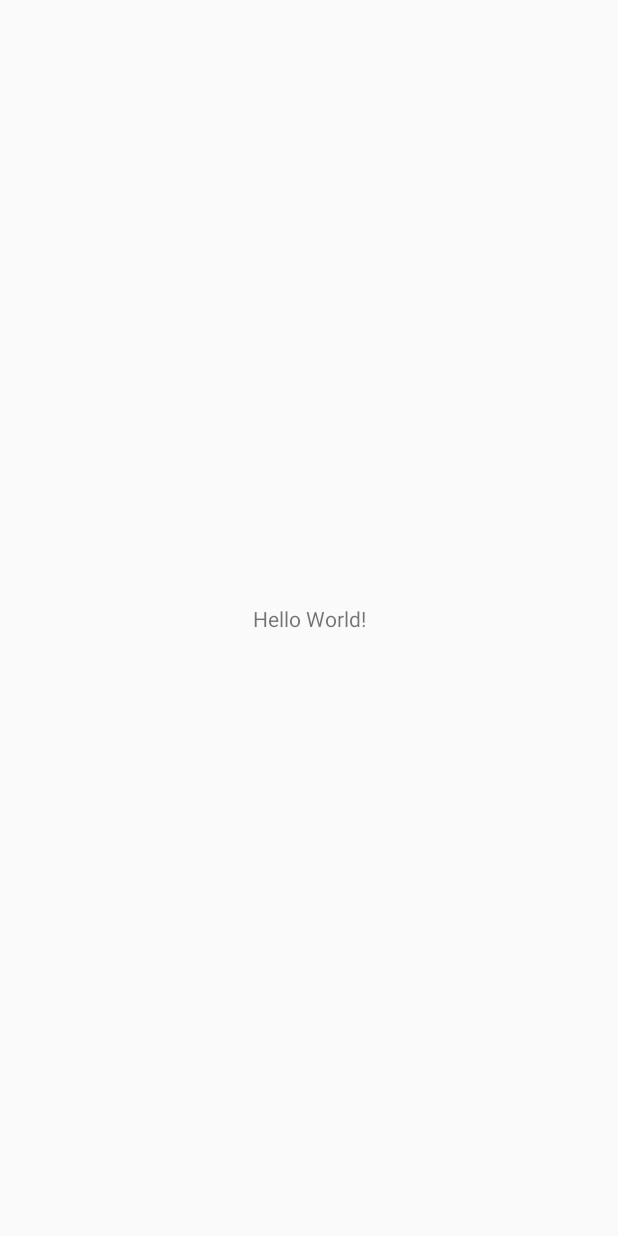
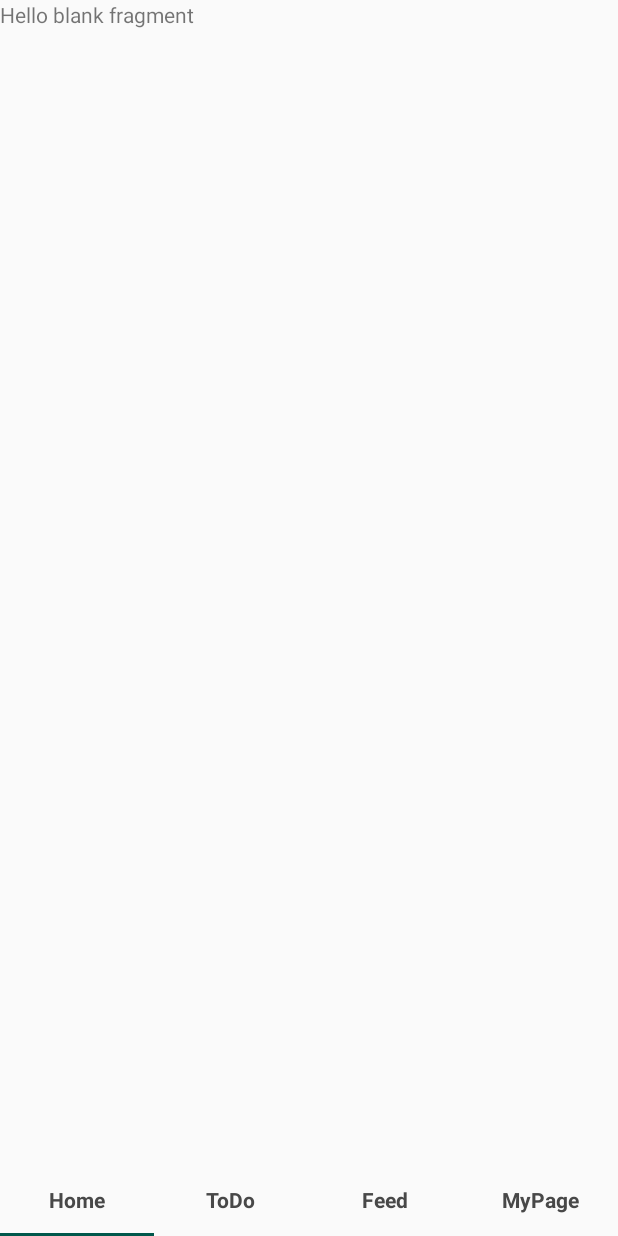
Before and after one commit to seunghee63/Hackathon-Android, an Android app: the screen it shows after launch (MainActivity), on a phone screen of 412 x 824 dp. Before the commit the screen is almost empty. Run offline under Robolectric (Android 15) with nearby library versions, the phone set to English and light mode, and no system bars; libraries missing offline, so code that uses them is left out: org.jetbrains.anko.

Commit message:
bottom tab bar

```diff
--- a/app/src/main/java/com/song2/sopt_24th_hackathon/Activity/MainActivity.kt
+++ b/app/src/main/java/com/song2/sopt_24th_hackathon/Activity/MainActivity.kt
@@ -2,12 +2,36 @@ package com.song2.sopt_24th_hackathon.Activity
 
 import android.support.v7.app.AppCompatActivity
 import android.os.Bundle
+import android.view.LayoutInflater
+import android.view.View
+import android.widget.RelativeLayout
+import com.song2.sopt_24th_hackathon.Adapter.PodorangMainPagerAdapter
 import com.song2.sopt_24th_hackathon.R
+import kotlinx.android.synthetic.*
+import kotlinx.android.synthetic.main.activity_main.*
 
 class MainActivity : AppCompatActivity() {
 
     override fun onCreate(savedInstanceState: Bundle?) {
         super.onCreate(savedInstanceState)
         setContentView(R.layout.activity_main)
+
+        configureMainTab()
     }
+
+    private fun configureMainTab() {
+        vp_main_podorang.adapter= PodorangMainPagerAdapter(supportFragmentManager, 4)
+        vp_main_podorang.offscreenPageLimit = 3
+        tl_main_category.setupWithViewPager(vp_main_podorang)
+
+        val navCategoryMainLayout: View = (this.getSystemService(android.content.Context.LAYOUT_INFLATER_SERVICE) as LayoutInflater)
+            .inflate(R.layout.tap_layout, null, false)
+        tl_main_category.getTabAt(0)!!.customView=navCategoryMainLayout.findViewById(R.id.rl_nav_category_main_home) as RelativeLayout
+        tl_main_category.getTabAt(1)!!.customView=navCategoryMainLayout.findViewById(R.id.rl_nav_category_main_todo) as RelativeLayout
+        tl_main_category.getTabAt(2)!!.customView=navCategoryMainLayout.findViewById(R.id.rl_nav_category_main_feed) as RelativeLayout
+        tl_main_category.getTabAt(3)!!.customView=navCategoryMainLayout.findViewById(R.id.rl_nav_category_main_mypage) as RelativeLayout
+    }
+
+
+
 }
--- /dev/null
+++ b/app/src/main/java/com/song2/sopt_24th_hackathon/Adapter/PodorangMainPagerAdapter.kt
@@ -0,0 +1,27 @@
+package com.song2.sopt_24th_hackathon.Adapter
+
+import android.support.v4.app.Fragment
+import android.support.v4.app.FragmentManager
+import android.support.v4.app.FragmentStatePagerAdapter
+import com.song2.sopt_24th_hackathon.Fragment.FeedFragment
+import com.song2.sopt_24th_hackathon.Fragment.HomeFragment
+import com.song2.sopt_24th_hackathon.Fragment.MyPageFragment
+import com.song2.sopt_24th_hackathon.Fragment.TodoFragment
+import org.jetbrains.anko.support.v4._FragmentTabHost
+
+class PodorangMainPagerAdapter(fm:FragmentManager, private val num_Fragment: Int): FragmentStatePagerAdapter(fm)
+{
+override fun getItem(p0: Int): Fragment? {
+    return when (p0) {
+        0 -> HomeFragment()
+        1 -> TodoFragment()
+        2 -> FeedFragment()
+        3 -> MyPageFragment()
+        else -> null
+    }
+}
+
+    override fun getCount(): Int {
+        return num_Fragment
+    }
+}
--- a/app/src/main/res/layout/activity_main.xml
+++ b/app/src/main/res/layout/activity_main.xml
@@ -1,19 +1,27 @@
 <?xml version="1.0" encoding="utf-8"?>
-<android.support.constraint.ConstraintLayout
+
+<RelativeLayout
         xmlns:android="http://schemas.android.com/apk/res/android"
         xmlns:tools="http://schemas.android.com/tools"
         xmlns:app="http://schemas.android.com/apk/res-auto"
+        android:orientation="vertical"
         android:layout_width="match_parent"
-        android:layout_height="match_parent"
-        tools:context=".Activity.MainActivity">
+        android:layout_height="match_parent">
 
-    <TextView
-            android:layout_width="wrap_content"
+    <android.support.v4.view.ViewPager
+            android:id="@+id/vp_main_podorang"
+            android:layout_width="match_parent"
+            android:layout_height="match_parent">
+    </android.support.v4.view.ViewPager>
+
+
+    <android.support.design.widget.TabLayout
+            android:layout_alignParentBottom="true"
+            android:id="@+id/tl_main_category"
+            android:layout_width="match_parent"
             android:layout_height="wrap_content"
-            android:text="Hello World!"
-            app:layout_constraintBottom_toBottomOf="parent"
-            app:layout_constraintLeft_toLeftOf="parent"
-            app:layout_constraintRight_toRightOf="parent"
-            app:layout_constraintTop_toTopOf="parent"/>
+            app:tabIndicatorColor="@color/colorPrimaryDark">
+    </android.support.design.widget.TabLayout>
 
-</android.support.constraint.ConstraintLayout>
+
+</RelativeLayout>
--- /dev/null
+++ b/app/src/main/res/layout/tap_layout.xml
@@ -0,0 +1,58 @@
+<?xml version="1.0" encoding="utf-8"?>
+<LinearLayout xmlns:android="http://schemas.android.com/apk/res/android"
+              android:layout_width="match_parent"
+              android:layout_height="50dp"
+              android:dividerPadding="1dp">
+    <RelativeLayout
+            android:id="@+id/rl_nav_category_main_home"
+            android:layout_width="wrap_content"
+            android:layout_height="match_parent"
+            android:layout_weight="1"
+            android:gravity="center">
+        <TextView
+                android:text="Home"
+                android:layout_width="wrap_content"
+                android:layout_height="wrap_content" android:textSize="14dp" android:textColor="#484848"
+                android:textStyle="bold"/>
+    </RelativeLayout>
+
+    <RelativeLayout
+            android:id="@+id/rl_nav_category_main_todo"
+            android:layout_width="wrap_content"
+            android:layout_height="match_parent"
+            android:layout_weight="1"
+            android:gravity="center">
+        <TextView
+                android:text="ToDo"
+                android:layout_width="wrap_content"
+                android:layout_height="wrap_content" android:textSize="14dp" android:textColor="#484848"
+                android:textStyle="bold"/>
+    </RelativeLayout>
+
+    <RelativeLayout
+            android:id="@+id/rl_nav_category_main_feed"
+            android:layout_width="wrap_content"
+            android:layout_height="match_parent"
+            android:layout_weight="1"
+            android:gravity="center">
+        <TextView
+                android:text="Feed"
+                android:layout_width="wrap_content"
+                android:layout_height="wrap_content" android:textSize="14dp" android:textColor="#484848"
+                android:textStyle="bold"/>
+    </RelativeLayout>
+
+    <RelativeLayout
+            android:id="@+id/rl_nav_category_main_mypage"
+            android:layout_width="wrap_content"
+            android:layout_height="match_parent"
+            android:layout_weight="1"
+            android:gravity="center">
+        <TextView
+                android:text="MyPage"
+                android:layout_width="wrap_content"
+                android:layout_height="wrap_content" android:textSize="14dp" android:textColor="#484848"
+                android:textStyle="bold"/>
+    </RelativeLayout>
+
+</LinearLayout>
```
